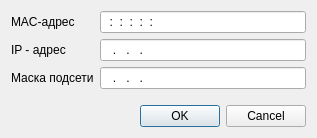
This is src/gui/ethernetInterfacesettingsdialog.ui in otsheln1k/qnetsim as Qt 5 draws it before an edit. The edited form follows.
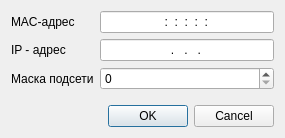
This is the edited form.

Commit message: Added ip validation. Subnet mask write mode changed to CIDR.

```diff
--- a/src/gui/ethernetInterfacesettingsdialog.ui
+++ b/src/gui/ethernetInterfacesettingsdialog.ui
@@ -6,7 +6,7 @@
    <rect>
     <x>0</x>
     <y>0</y>
-    <width>317</width>
+    <width>285</width>
     <height>138</height>
    </rect>
   </property>
@@ -28,6 +28,15 @@
        <property name="inputMask">
         <string>HH:HH:HH:HH:HH:HH</string>
        </property>
+       <property name="text">
+        <string>:::::</string>
+       </property>
+       <property name="cursorPosition">
+        <number>0</number>
+       </property>
+       <property name="alignment">
+        <set>Qt::AlignCenter</set>
+       </property>
       </widget>
      </item>
      <item row="1" column="0">
@@ -40,7 +49,16 @@
      <item row="1" column="1">
       <widget class="QLineEdit" name="lineEdit_2">
        <property name="inputMask">
-        <string>###.###.###.###</string>
+        <string>009.009.009.009</string>
+       </property>
+       <property name="text">
+        <string>...</string>
+       </property>
+       <property name="cursorPosition">
+        <number>0</number>
+       </property>
+       <property name="alignment">
+        <set>Qt::AlignCenter</set>
        </property>
       </widget>
      </item>
@@ -52,9 +70,9 @@
       </widget>
      </item>
      <item row="2" column="1">
-      <widget class="QLineEdit" name="lineEdit_3">
-       <property name="inputMask">
-        <string>###.###.###.###</string>
+      <widget class="QSpinBox" name="spinBox">
+       <property name="maximum">
+        <number>32</number>
        </property>
       </widget>
      </item>
```
The commit also changes 2 other files.
